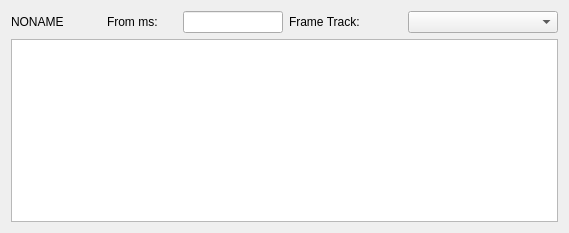
Qt form src/MizarWidgets/SamplingWithFrameTrackInputWidget.ui (google/orbit) before a commit.
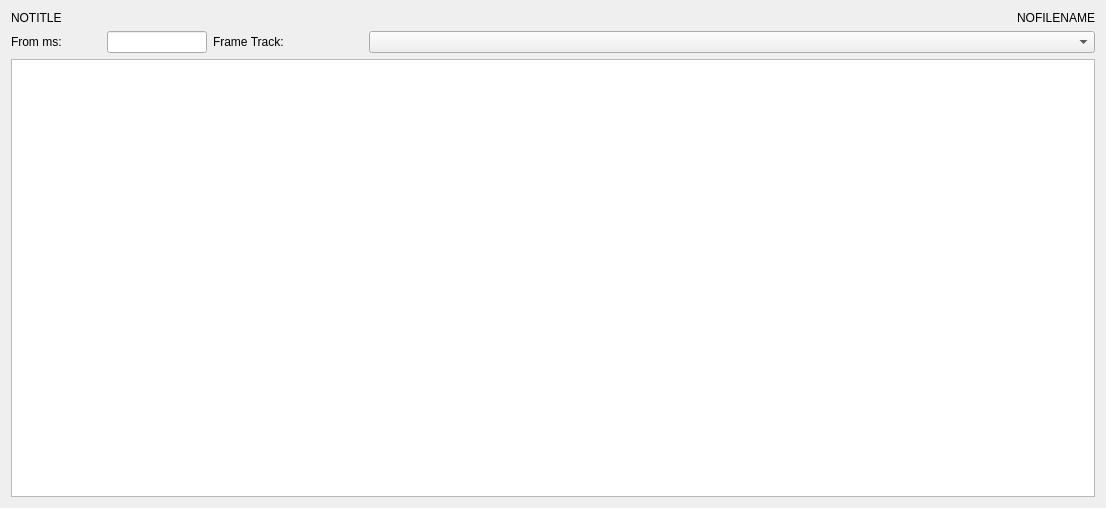
The same form after that commit.

Patch:
```diff
--- a/src/MizarWidgets/SamplingWithFrameTrackInputWidget.ui
+++ b/src/MizarWidgets/SamplingWithFrameTrackInputWidget.ui
@@ -6,18 +6,16 @@
    <rect>
     <x>0</x>
     <y>0</y>
-    <width>569</width>
-    <height>233</height>
+    <width>1106</width>
+    <height>508</height>
    </rect>
   </property>
   <property name="windowTitle">
    <string>Form</string>
   </property>
-  <layout class="QGridLayout" name="gridLayout">
-   <item row="0" column="0">
-    <layout class="QVBoxLayout" name="main_layout_">
+  <layout class="QVBoxLayout" name="verticalLayout">
      <item>
-      <layout class="QHBoxLayout" name="header_layout_">
+    <layout class="QHBoxLayout" name="names_layout_">
        <item>
         <widget class="QLabel" name="title_">
          <property name="minimumSize">
@@ -33,15 +31,29 @@
           </size>
          </property>
          <property name="text">
-          <string>NONAME</string>
+        <string>NOTITLE</string>
          </property>
         </widget>
        </item>
+     <item>
+      <widget class="QLabel" name="file_name_">
+       <property name="text">
+        <string>NOFILENAME</string>
+       </property>
+       <property name="alignment">
+        <set>Qt::AlignRight|Qt::AlignTrailing|Qt::AlignVCenter</set>
+       </property>
+      </widget>
+     </item>
+    </layout>
+   </item>
+   <item>
+    <layout class="QHBoxLayout" name="header_layout_">
        <item>
         <widget class="QLabel" name="from_ms_label_">
          <property name="maximumSize">
           <size>
-           <width>70</width>
+         <width>90</width>
            <height>16777215</height>
           </size>
          </property>
@@ -93,8 +105,6 @@
      </item>
      <item>
       <widget class="QListWidget" name="thread_list_"/>
-     </item>
-    </layout>
    </item>
   </layout>
  </widget>
```
Lines whose indentation alone changed are shown as unchanged.
